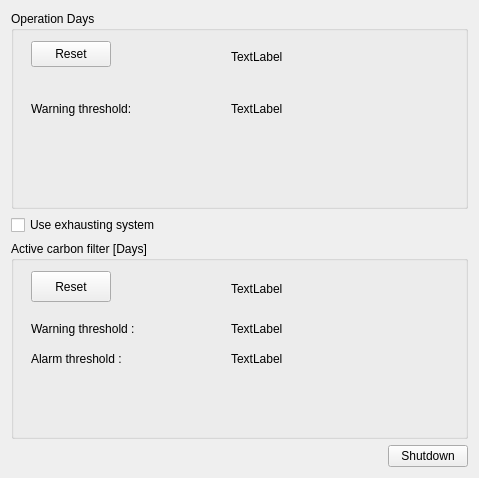
Qt form HimalayaMain/Gui/Components/Settings/Forms/ServiceSettingsWidget.ui (Liyezhong/Master) before a commit.
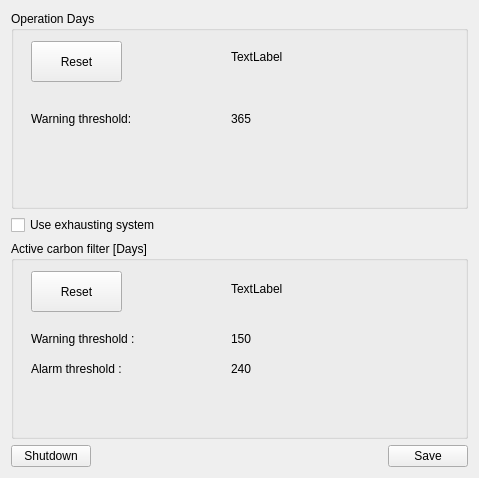
The same form after that commit.

Commit message: Added SERVICE Page

Diff of the .ui file:
```diff
--- a/HimalayaMain/Gui/Components/Settings/Forms/ServiceSettingsWidget.ui
+++ b/HimalayaMain/Gui/Components/Settings/Forms/ServiceSettingsWidget.ui
@@ -18,6 +18,13 @@
     <layout class="QVBoxLayout" name="verticalLayout_2">
      <item>
       <layout class="QHBoxLayout" name="horizontalLayout">
+       <item>
+        <widget class="QPushButton" name="pushButton_3">
+         <property name="text">
+          <string>Shutdown</string>
+         </property>
+        </widget>
+       </item>
        <item>
         <spacer name="horizontalSpacer">
          <property name="orientation">
@@ -32,9 +39,9 @@
         </spacer>
        </item>
        <item>
-        <widget class="QPushButton" name="pushButton_3">
+        <widget class="QPushButton" name="btnSave">
          <property name="text">
-          <string>Shutdown</string>
+          <string>Save</string>
          </property>
         </widget>
        </item>
@@ -54,8 +61,8 @@
          <rect>
           <x>20</x>
           <y>30</y>
-          <width>80</width>
-          <height>26</height>
+          <width>91</width>
+          <height>41</height>
          </rect>
         </property>
         <property name="text">
@@ -79,7 +86,7 @@
         <property name="geometry">
          <rect>
           <x>20</x>
-          <y>90</y>
+          <y>100</y>
           <width>161</width>
           <height>16</height>
          </rect>
@@ -92,13 +99,13 @@
         <property name="geometry">
          <rect>
           <x>220</x>
-          <y>90</y>
+          <y>100</y>
           <width>91</width>
           <height>16</height>
          </rect>
         </property>
         <property name="text">
-         <string>TextLabel</string>
+         <string>365</string>
         </property>
        </widget>
       </widget>
@@ -120,8 +127,8 @@
          <rect>
           <x>20</x>
           <y>30</y>
-          <width>80</width>
-          <height>31</height>
+          <width>91</width>
+          <height>41</height>
          </rect>
         </property>
         <property name="text">
@@ -133,8 +140,8 @@
          <rect>
           <x>220</x>
           <y>40</y>
-          <width>57</width>
-          <height>15</height>
+          <width>201</width>
+          <height>16</height>
          </rect>
         </property>
         <property name="text">
@@ -145,7 +152,7 @@
         <property name="geometry">
          <rect>
           <x>20</x>
-          <y>80</y>
+          <y>90</y>
           <width>171</width>
           <height>16</height>
          </rect>
@@ -158,20 +165,20 @@
         <property name="geometry">
          <rect>
           <x>220</x>
-          <y>80</y>
-          <width>57</width>
-          <height>15</height>
+          <y>90</y>
+          <width>101</width>
+          <height>16</height>
          </rect>
         </property>
         <property name="text">
-         <string>TextLabel</string>
+         <string>150</string>
         </property>
        </widget>
        <widget class="QLabel" name="label_9">
         <property name="geometry">
          <rect>
           <x>20</x>
-          <y>110</y>
+          <y>120</y>
           <width>141</width>
           <height>16</height>
          </rect>
@@ -184,13 +191,13 @@
         <property name="geometry">
          <rect>
           <x>220</x>
-          <y>110</y>
-          <width>57</width>
-          <height>15</height>
+          <y>120</y>
+          <width>101</width>
+          <height>16</height>
          </rect>
         </property>
         <property name="text">
-         <string>TextLabel</string>
+         <string>240</string>
         </property>
        </widget>
       </widget>
```
Left out of the diff: 10 changed lines with no effect on the pictures. The commit also changes 11 other files.
